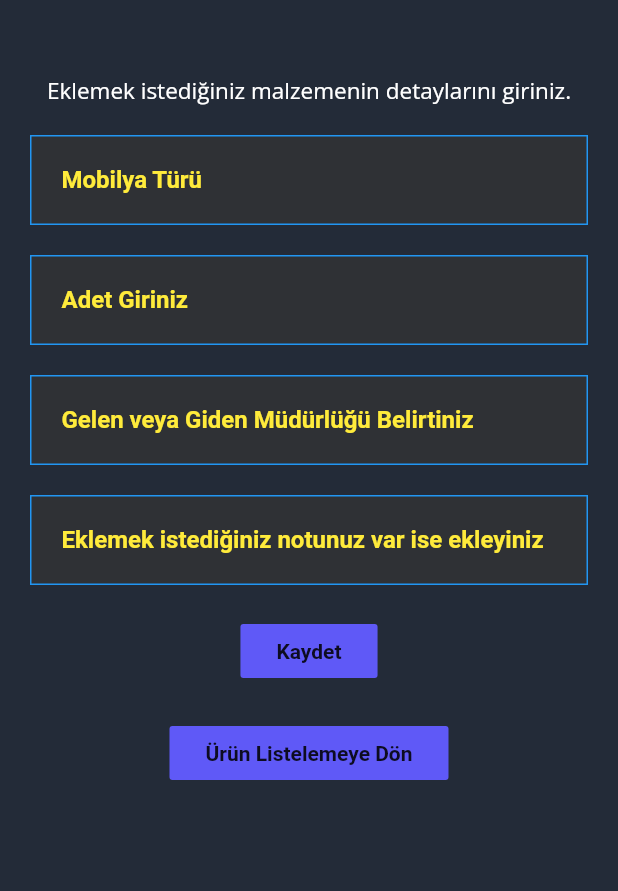
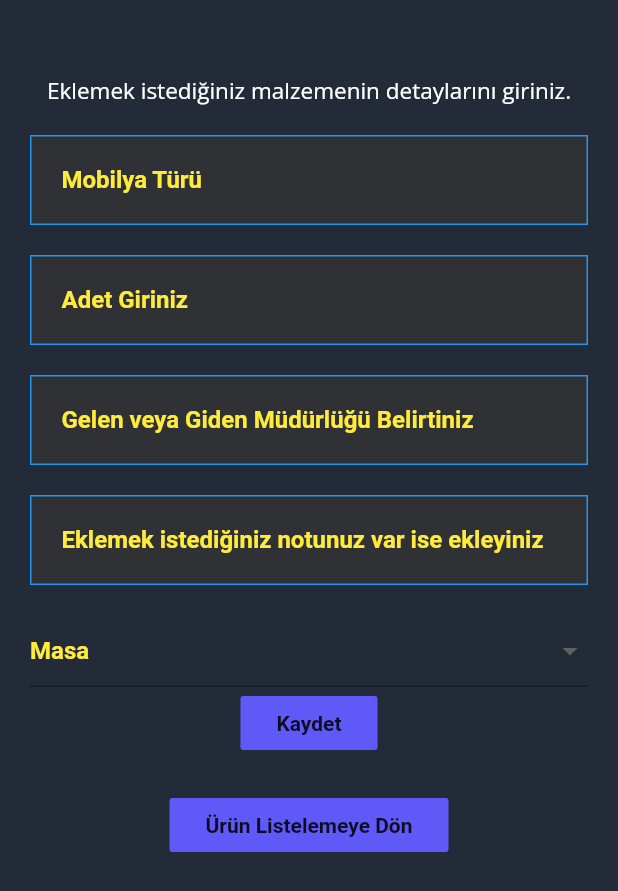
Before and after one commit to KrmKrks/ProjeQR, a Flutter app: the MalzemeEkleme screen opened directly, on a phone screen of 412 x 824 dp. Shown: the top 891 px of the screen. Run offline on Flutter 3.47's test engine with Material 2 defaults, Android fonts, the phone set to English and light mode, and no system bars; our stand-ins replace cloud_firestore, firebase_auth, firebase_core, firebase_storage, google_fonts, qr_flutter; accounts and stored records are empty.

Commit message:
dropdown kısmı eklendi

```diff
--- a/lib/Pages/malzeme_ekleme.dart
+++ b/lib/Pages/malzeme_ekleme.dart
@@ -27,8 +27,8 @@ class _MalzemeEklemeState extends State<MalzemeEkleme> {
   TextEditingController mudurlukController = TextEditingController();
   TextEditingController imageUrlController = TextEditingController();
 
-  Future<String> addProduct(
-      String mobilyaTuru, String adet, String mudurluk, String not) async {
+  Future<String> addProduct(String mobilyaTuru, String adet, String mudurluk,
+      String not, String kategori) async {
     String documentID = _firestore.doc().id;
     await _firestore.doc(documentID).set({
       'Mobilya Türü': mobilyaTuru,
@@ -36,10 +36,19 @@ class _MalzemeEklemeState extends State<MalzemeEkleme> {
       'Müdürlük': mudurluk,
       'Not': not,
       'Document ID': documentID,
+      'Kategori': selectedKategori,
     });
 
     return _firestore.id;
   }
+
+  var selectedKategori;
+  final List<String> _kategori = <String>[
+    'Masa',
+    'Sandalye',
+    'Dolap',
+    'Keson',
+  ];
 
   final Color logoGreen = Color(0xFF5f59f7);
 
@@ -85,6 +94,43 @@ class _MalzemeEklemeState extends State<MalzemeEkleme> {
               SizedBox(
                 height: 20,
               ),
+              Container(
+                color: Theme.of(context).primaryColor,
+                child: DropdownButtonFormField(
+                  items: _kategori
+                      .map(
+                        (value) => DropdownMenuItem(
+                          child: Text(
+                            value,
+                            style: TextStyle(
+                              color: Theme.of(context).colorScheme.primary,
+                              fontFamily: 'Roboto',
+                            ),
+                          ),
+                          value: value,
+                        ),
+                      )
+                      .toList(),
+                  dropdownColor: Theme.of(context).primaryColor,
+                  onChanged: (selectedKategoriType) {
+                    setState(
+                      () {
+                        selectedKategori = selectedKategoriType;
+                      },
+                    );
+                  },
+                  value: selectedKategori,
+                  hint: Text(
+                    'Masa',
+                    style: TextStyle(
+                      color: Theme.of(context).colorScheme.primary,
+                      fontFamily: 'Roboto',
+                      fontWeight: FontWeight.bold,
+                      backgroundColor: Theme.of(context).primaryColor,
+                    ),
+                  ),
+                ),
+              ),
               FlatButton(
                 child: Padding(
                   padding: const EdgeInsets.all(8.0),
@@ -93,11 +139,12 @@ class _MalzemeEklemeState extends State<MalzemeEkleme> {
                 color: logoGreen,
                 onPressed: () {
                   addProduct(
-                    mobilyaTuruController.text,
-                    adetController.text,
-                    mudurlukController.text,
-                    notController.text,
-                  ).then(
+                          mobilyaTuruController.text,
+                          adetController.text,
+                          mudurlukController.text,
+                          notController.text,
+                          selectedKategori.toString())
+                      .then(
                     (value) {
                       return Navigator.push(
                         context,
--- a/lib/Pages/provider/theme_provider.dart
+++ b/lib/Pages/provider/theme_provider.dart
@@ -38,6 +38,7 @@ class AppThemes {
     shadowColor: Colors.white,
     textTheme: TextTheme(
       headline1: TextStyle(
+        fontFamily: 'Roboto',
         fontSize: 16.0,
         fontWeight: FontWeight.bold,
         fontStyle: FontStyle.normal,
```
